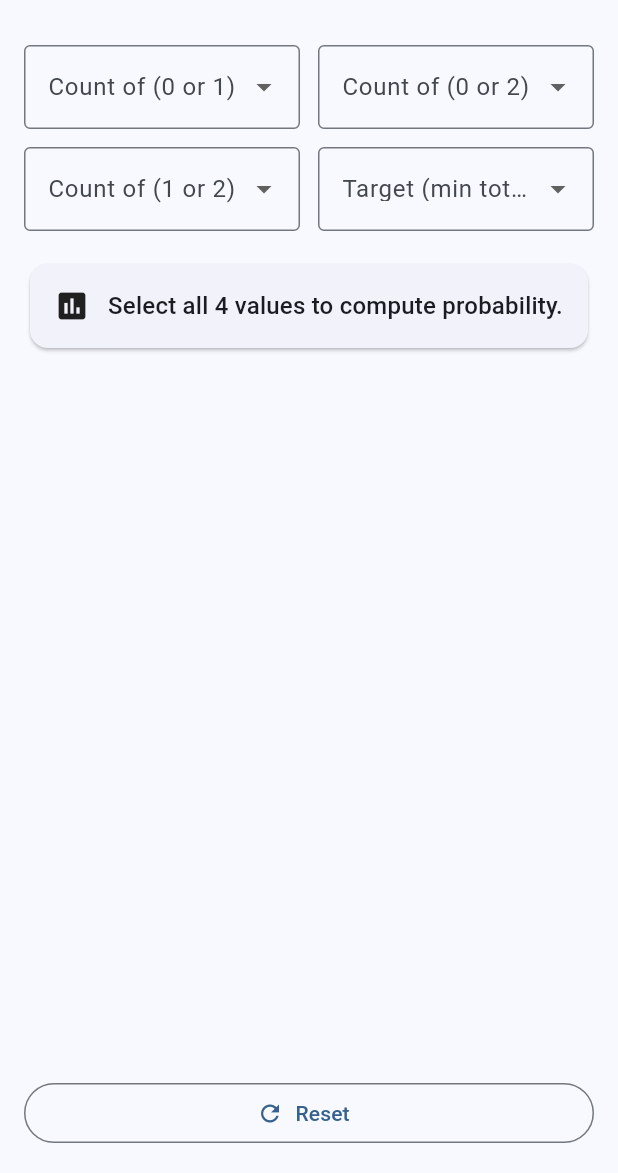
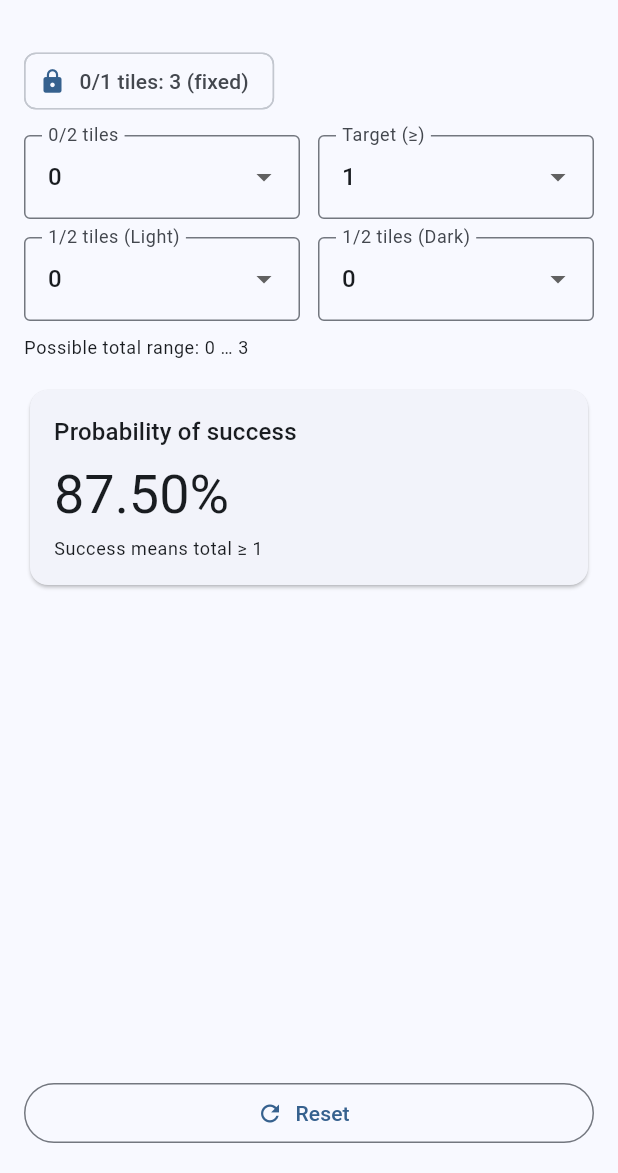
Before and after one commit to pvhelden/cta-probs, a Flutter app: the screen it shows after launch, after a tap on "Reset", on a phone screen of 412 x 824 dp, the part 63-1236 px from its top. Run offline on Flutter 3.47's test engine with Material 3 defaults, Android fonts, the phone set to English and light mode, and no system bars.

Commit message:
Implements tile success probability calculator
Adds a Flutter app to calculate the probability of success in a tile-based game, where success is defined as achieving a target total or higher.

The app allows users to specify the number of tiles with possible values of 0/1, 0/2, and 1/2, as well as a target value. It then calculates and displays the probability of achieving a total sum greater than or equal to the target, considering each tile has a 50/50 chance of each outcome.

Includes a reset button and displays the possible total range for user clarity.

```diff
--- a/lib/main.dart
+++ b/lib/main.dart
@@ -23,59 +23,47 @@ class ProbHome extends StatefulWidget {
 }
 
 class _ProbHomeState extends State<ProbHome> {
-  // Dropdown ranges for counts. Adjust as you like.
-  static const int maxCount = 20;
-  final List<int> countOptions = List.generate(maxCount + 1, (i) => i); // 0..20
+  // Fixed: always exactly 3 tiles of (0 or 1)
+  static const int fixedCount01 = 3;
 
-  int? count01; // tiles that are 0 or 1
-  int? count02; // tiles that are 0 or 2
-  int? count12; // tiles that are 1 or 2
-  int? target; // minimum target
+  // Bounds requested
+  static const int maxCount02 = 2; // (0 or 2): 0..2
+  static const int maxCount12Light = 4; // (1 or 2) Light: 0..4
+  static const int maxCount12Dark = 3; // (1 or 2) Dark: 0..3
+  static const int minTarget = 1;
+  static const int maxTarget = 20;
 
-  double? probability;
+  final List<int> count02Options = List.generate(maxCount02 + 1, (i) => i);
+  final List<int> count12LightOptions = List.generate(maxCount12Light + 1, (i) => i);
+  final List<int> count12DarkOptions = List.generate(maxCount12Dark + 1, (i) => i);
+  final List<int> targetOptions = List.generate(maxTarget - minTarget + 1, (i) => minTarget + i);
 
-  int _maxPossibleSum(int a, int b, int c) => a * 1 + b * 2 + c * 2;
+  // Selections (give sensible defaults to avoid null handling)
+  int count02 = 0;
+  int count12Light = 0;
+  int count12Dark = 0;
+  int target = 1;
 
-  int _minPossibleSum(int a, int b, int c) => a * 0 + b * 0 + c * 1;
+  double get probability => probabilityAtLeastTarget(
+    count01: fixedCount01,
+    count02: count02,
+    count12: count12Light + count12Dark,
+    target: target,
+  );
 
-  List<int> _targetOptionsForCurrentCounts() {
-    if (count01 == null || count02 == null || count12 == null) {
-      // fallback range if not selected yet
-      return List.generate(41, (i) => i); // 0..40
-    }
-    final a = count01!, b = count02!, c = count12!;
-    final minS = _minPossibleSum(a, b, c);
-    final maxS = _maxPossibleSum(a, b, c);
-    return List.generate(maxS - minS + 1, (i) => minS + i);
-  }
+  int get minPossibleSum => fixedCount01 * 0 + count02 * 0 + (count12Light + count12Dark) * 1;
 
-  void _recomputeIfReady() {
-    if (count01 == null || count02 == null || count12 == null || target == null) {
-      setState(() => probability = null);
-      return;
-    }
-
-    final a = count01!;
-    final b = count02!;
-    final c = count12!;
-    final t = target!;
-
-    final p = probabilityAtLeastTarget(count01: a, count02: b, count12: c, target: t);
-
-    setState(() => probability = p);
-  }
+  int get maxPossibleSum => fixedCount01 * 1 + count02 * 2 + (count12Light + count12Dark) * 2;
 
   /// Exact probability that total >= target
-  /// Tiles are independent and each is 50/50 between its two outcomes:
-  /// - 0/1, 0/2, 1/2
+  /// (independent tiles, each 50/50 between its two outcomes)
   double probabilityAtLeastTarget({
-    required int count01,
-    required int count02,
-    required int count12,
+    required int count01, // tiles: {0,1}
+    required int count02, // tiles: {0,2}
+    required int count12, // tiles: {1,2}
     required int target,
   }) {
-    // dp[sum] = probability of achieving exactly `sum`
-    List<double> dp = [1.0];
+    List<double> dp = [1.0]; // dp[sum] = P(total == sum)
 
     void convolveFairTwoPoint(int v1, int v2, int times) {
       for (int k = 0; k < times; k++) {
@@ -89,11 +77,8 @@ class _ProbHomeState extends State<ProbHome> {
       }
     }
 
-    // Add count01 tiles of {0,1}
     convolveFairTwoPoint(0, 1, count01);
-    // Add count02 tiles of {0,2}
     convolveFairTwoPoint(0, 2, count02);
-    // Add count12 tiles of {1,2}
     convolveFairTwoPoint(1, 2, count12);
 
     double success = 0.0;
@@ -105,134 +90,114 @@ class _ProbHomeState extends State<ProbHome> {
 
   Widget _dropdown({
     required String label,
-    required int? value,
+    required int value,
     required List<int> items,
-    required ValueChanged<int?> onChanged,
+    required ValueChanged<int> onChanged,
   }) {
     return DropdownButtonFormField<int>(
       initialValue: value,
       decoration: InputDecoration(labelText: label, border: const OutlineInputBorder()),
       items: items.map((n) => DropdownMenuItem<int>(value: n, child: Text('$n'))).toList(),
       onChanged: (v) {
+        if (v == null) return;
         onChanged(v);
-        _recomputeIfReady();
       },
     );
   }
 
   @override
   Widget build(BuildContext context) {
-    final targets = _targetOptionsForCurrentCounts();
+    // Optional: keep target within physical bounds if user picks something impossible
+    final clampedTarget = target.clamp(1, maxTarget);
+    if (clampedTarget != target) {
+      // rare, but keep state coherent
+      WidgetsBinding.instance.addPostFrameCallback((_) {
+        setState(() => target = clampedTarget);
+      });
+    }
 
-    final statusText = () {
-      if (probability == null) return 'Select all 4 values to compute probability.';
-      return 'Probability of success: ${(probability! * 100).toStringAsFixed(2)}%';
-    }();
-
-    final hintText = () {
-      if (count01 == null || count02 == null || count12 == null) return '';
-      final a = count01!, b = count02!, c = count12!;
-      final minS = _minPossibleSum(a, b, c);
-      final maxS = _maxPossibleSum(a, b, c);
-      return 'Possible total range: $minS … $maxS';
-    }();
+    // Compute once for display
+    final p = probability;
 
     return Scaffold(
       appBar: AppBar(title: const Text('Tile Success Probability')),
       body: Padding(
         padding: const EdgeInsets.all(16),
         child: Column(
+          crossAxisAlignment: CrossAxisAlignment.stretch,
           children: [
+            // Show fixed tiles clearly
+            Wrap(
+              spacing: 8,
+              runSpacing: 8,
+              children: const [_FixedChip(label: '0/1 tiles', valueText: '3 (fixed)')],
+            ),
+            const SizedBox(height: 12),
+
             Row(
               children: [
                 Expanded(
                   child: _dropdown(
-                    label: 'Count of (0 or 1)',
-                    value: count01,
-                    items: countOptions,
-                    onChanged: (v) {
-                      setState(() {
-                        count01 = v;
-                        // If target becomes invalid, clear it.
-                        if (target != null && count01 != null && count02 != null && count12 != null) {
-                          final minS = _minPossibleSum(count01!, count02!, count12!);
-                          final maxS = _maxPossibleSum(count01!, count02!, count12!);
-                          if (target! < minS || target! > maxS) target = null;
-                        }
-                      });
-                    },
+                    label: '0/2 tiles',
+                    value: count02,
+                    items: count02Options,
+                    onChanged: (v) => setState(() => count02 = v),
                   ),
                 ),
                 const SizedBox(width: 12),
                 Expanded(
                   child: _dropdown(
-                    label: 'Count of (0 or 2)',
-                    value: count02,
-                    items: countOptions,
-                    onChanged: (v) {
-                      setState(() {
-                        count02 = v;
-                        if (target != null && count01 != null && count02 != null && count12 != null) {
-                          final minS = _minPossibleSum(count01!, count02!, count12!);
-                          final maxS = _maxPossibleSum(count01!, count02!, count12!);
-                          if (target! < minS || target! > maxS) target = null;
-                        }
-                      });
-                    },
+                    label: 'Target (≥)',
+                    value: target,
+                    items: targetOptions,
+                    onChanged: (v) => setState(() => target = v),
                   ),
                 ),
               ],
             ),
             const SizedBox(height: 12),
+
             Row(
               children: [
                 Expanded(
                   child: _dropdown(
-                    label: 'Count of (1 or 2)',
-                    value: count12,
-                    items: countOptions,
-                    onChanged: (v) {
-                      setState(() {
-                        count12 = v;
-                        if (target != null && count01 != null && count02 != null && count12 != null) {
-                          final minS = _minPossibleSum(count01!, count02!, count12!);
-                          final maxS = _maxPossibleSum(count01!, count02!, count12!);
-                          if (target! < minS || target! > maxS) target = null;
-                        }
-                      });
-                    },
+                    label: '1/2 tiles (Light)',
+                    value: count12Light,
+                    items: count12LightOptions,
+                    onChanged: (v) => setState(() => count12Light = v),
                   ),
                 ),
                 const SizedBox(width: 12),
                 Expanded(
                   child: _dropdown(
-                    label: 'Target (min total)',
-                    value: target,
-                    items: targets,
-                    onChanged: (v) => setState(() => target = v),
+                    label: '1/2 tiles (Dark)',
+                    value: count12Dark,
+                    items: count12DarkOptions,
+                    onChanged: (v) => setState(() => count12Dark = v),
                   ),
                 ),
               ],
             ),
 
-            if (hintText.isNotEmpty) ...[
-              const SizedBox(height: 10),
-              Align(
-                alignment: Alignment.centerLeft,
-                child: Text(hintText, style: Theme.of(context).textTheme.bodySmall),
-              ),
-            ],
+            const SizedBox(height: 10),
+            Text(
+              'Possible total range: $minPossibleSum … $maxPossibleSum',
+              style: Theme.of(context).textTheme.bodySmall,
+            ),
 
-            const SizedBox(height: 18),
+            const SizedBox(height: 16),
 
             Card(
               child: Padding(
                 padding: const EdgeInsets.all(16),
-                child: Row(
+                child: Column(
+                  crossAxisAlignment: CrossAxisAlignment.start,
                   children: [
-                    const Icon(Icons.assessment),
-                    const SizedBox(width: 12),
-                    Expanded(child: Text(statusText, style: Theme.of(context).textTheme.titleMedium)),
+                    Text('Probability of success', style: Theme.of(context).textTheme.titleMedium),
+                    const SizedBox(height: 8),
+                    Text('${(p * 100).toStringAsFixed(2)}%', style: Theme.of(context).textTheme.displaySmall),
+                    const SizedBox(height: 6),
+                    Text('Success means total ≥ $target', style: Theme.of(context).textTheme.bodySmall),
                   ],
                 ),
               ),
@@ -240,21 +205,17 @@ class _ProbHomeState extends State<ProbHome> {
 
             const Spacer(),
 
-            SizedBox(
-              width: double.infinity,
-              child: OutlinedButton.icon(
-                icon: const Icon(Icons.refresh),
-                label: const Text('Reset'),
-                onPressed: () {
-                  setState(() {
-                    count01 = null;
-                    count02 = null;
-                    count12 = null;
-                    target = null;
-                    probability = null;
-                  });
-                },
-              ),
+            OutlinedButton.icon(
+              onPressed: () {
+                setState(() {
+                  count02 = 0;
+                  count12Light = 0;
+                  count12Dark = 0;
+                  target = 1;
+                });
+              },
+              icon: const Icon(Icons.refresh),
+              label: const Text('Reset'),
             ),
           ],
         ),
@@ -262,3 +223,15 @@ class _ProbHomeState extends State<ProbHome> {
     );
   }
 }
+
+class _FixedChip extends StatelessWidget {
+  final String label;
+  final String valueText;
+
+  const _FixedChip({required this.label, required this.valueText});
+
+  @override
+  Widget build(BuildContext context) {
+    return Chip(avatar: const Icon(Icons.lock, size: 18), label: Text('$label: $valueText'));
+  }
+}
```
